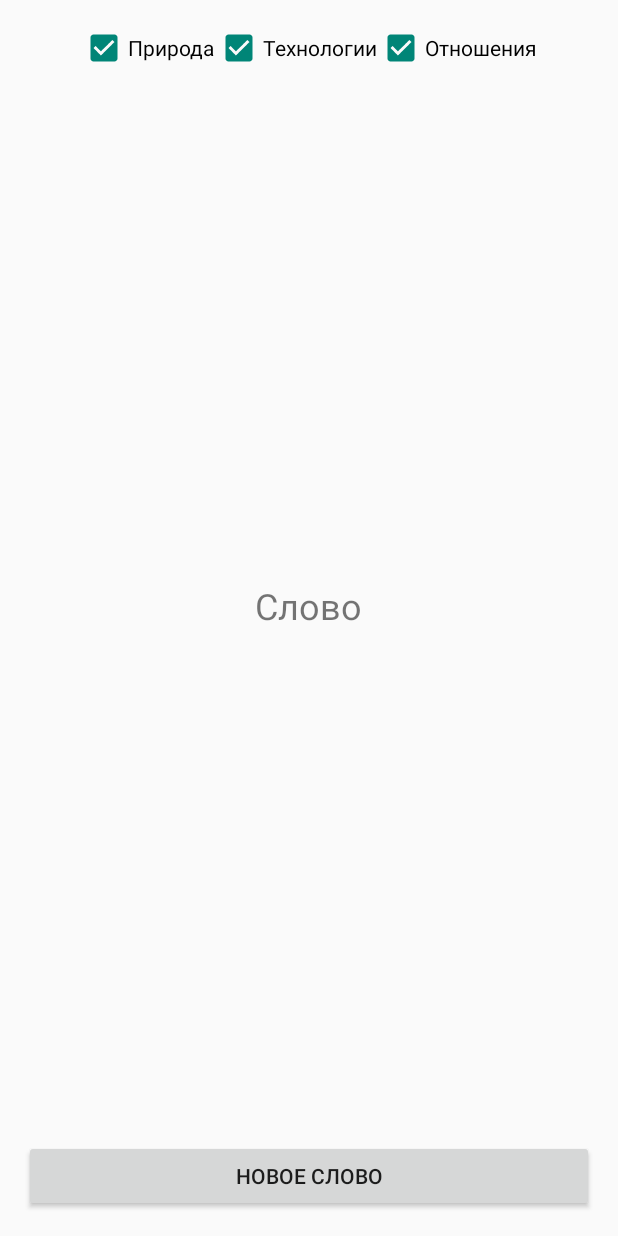
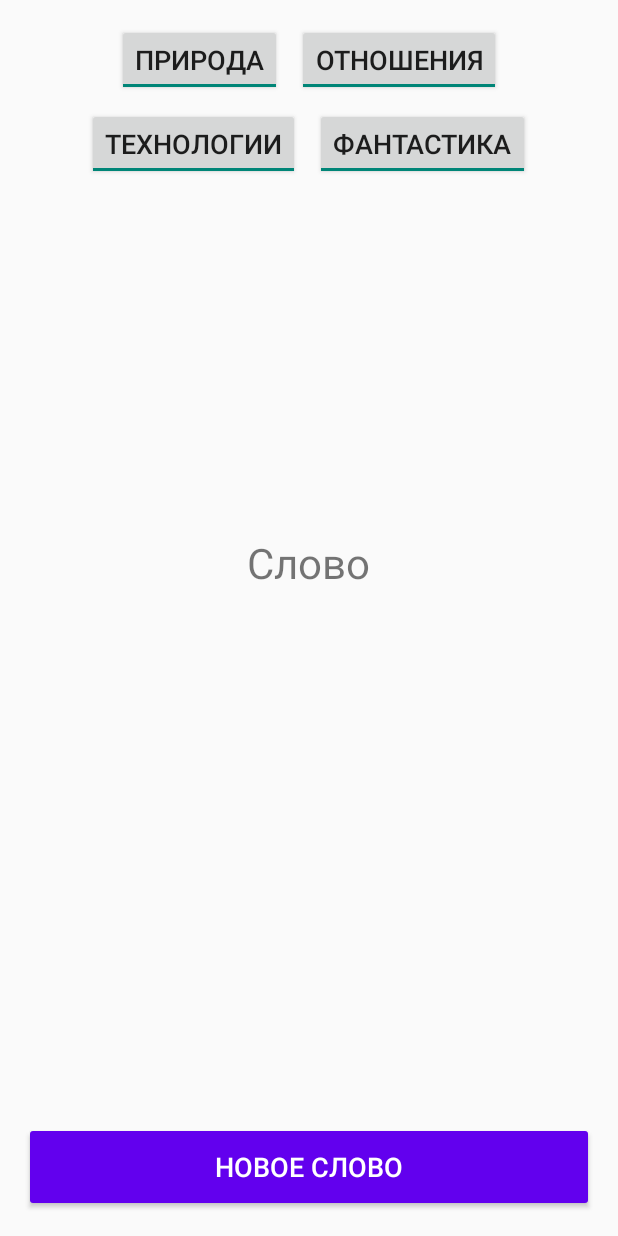
Before and after one commit to AlekseySapi/RandomWord, an Android app built with Jetpack Compose: the layout activity_main.xml on its own in the app's theme, with its tools: preview values and no code run, on a phone screen of 412 x 824 dp. Run offline under Robolectric (Android 15) with nearby library versions, the light colour scheme and no system bars.

Commit message:
Добавил список слов Фантастика и подправил интерфейс

```diff
--- a/app/src/main/res/layout/activity_main.xml
+++ b/app/src/main/res/layout/activity_main.xml
@@ -12,34 +12,61 @@
         android:layout_height="wrap_content"
         android:orientation="horizontal"
         android:gravity="center_horizontal"
-        android:layout_marginBottom="16dp">
+        android:layout_marginBottom="8dp">
 
-        <CheckBox
+        <ToggleButton
             android:id="@+id/toggleNature"
             android:layout_width="wrap_content"
             android:layout_height="wrap_content"
-            android:text="@string/tgNature"
+            android:textOff="@string/tgNature"
+            android:textOn="@string/tgNature"
+            android:textSize="@dimen/_tgFontSize"
+            android:layout_marginEnd="10dp"
             android:checked="true"/>
 
-        <CheckBox
-            android:id="@+id/toggleTechnology"
-            android:layout_width="wrap_content"
-            android:layout_height="wrap_content"
-            android:text="@string/tgTechnology"
-            android:checked="true"/>
-
-        <CheckBox
+        <ToggleButton
             android:id="@+id/toggleRelationships"
             android:layout_width="wrap_content"
             android:layout_height="wrap_content"
-            android:text="@string/tgRelationships"
+            android:textOff="@string/tgRelationships"
+            android:textOn="@string/tgRelationships"
+            android:textSize="@dimen/_tgFontSize"
             android:checked="true"/>
+    </LinearLayout>
+
+    <LinearLayout
+        android:id="@+id/categoryToggles2"
+        android:layout_width="match_parent"
+        android:layout_height="wrap_content"
+        android:orientation="horizontal"
+        android:gravity="center_horizontal">
+
+    <ToggleButton
+        android:id="@+id/toggleTechnology"
+        android:layout_width="wrap_content"
+        android:layout_height="wrap_content"
+        android:textOff="@string/tgTechnology"
+        android:textOn="@string/tgTechnology"
+        android:textSize="@dimen/_tgFontSize"
+        android:layout_marginEnd="10dp"
+        android:checked="true"/>
+
+    <ToggleButton
+        android:id="@+id/toggleFantastic"
+        android:layout_width="wrap_content"
+        android:layout_height="wrap_content"
+        android:text="@string/tgFantastic"
+        android:layout_gravity="center_horizontal"
+        android:textOff="@string/tgFantastic"
+        android:textOn="@string/tgFantastic"
+        android:textSize="@dimen/_tgFontSize"
+        android:checked="true"/>
     </LinearLayout>
 
     <View
         android:layout_width="match_parent"
         android:layout_height="0dp"
-        android:layout_weight="1"/>
+        android:layout_weight="0.7"/>
 
     <!-- Текстовое поле для отображения случайного слова -->
     <TextView
@@ -47,7 +74,7 @@
         android:layout_width="wrap_content"
         android:layout_height="wrap_content"
         android:layout_gravity="center"
-        android:textSize="24sp"
+        android:textSize="@dimen/_textSize"
         android:text="@string/randomWord"
         android:layout_marginBottom="16dp"/>
 
@@ -61,6 +88,9 @@
     <Button
         android:id="@+id/generateWordButton"
         android:layout_width="match_parent"
-        android:layout_height="wrap_content"
+        android:layout_height="60dp"
+        android:textSize="@dimen/_btnTextSize"
+        android:backgroundTint="@color/purple_500"
+        android:textColor="@android:color/white"
         android:text="@string/genWord"/>
 </LinearLayout>
--- /dev/null
+++ b/app/src/main/res/values/dimens.xml
@@ -0,0 +1,6 @@
+<?xml version="1.0" encoding="utf-8"?>
+<resources>
+    <dimen name="_tgFontSize">18sp</dimen>
+    <dimen name="_textSize">28sp</dimen>
+    <dimen name="_btnTextSize">18sp</dimen>
+</resources>
--- a/app/src/main/res/values/strings.xml
+++ b/app/src/main/res/values/strings.xml
@@ -5,4 +5,5 @@
     <string name="tgNature">Природа</string>
     <string name="tgTechnology">Технологии</string>
     <string name="tgRelationships">Отношения</string>
+    <string name="tgFantastic">Фантастика</string>
 </resources>
```
Also changed, not shown: app/src/main/java/ru/sapiapps/randomword/MainActivity.kt (+44 -21 lines).
